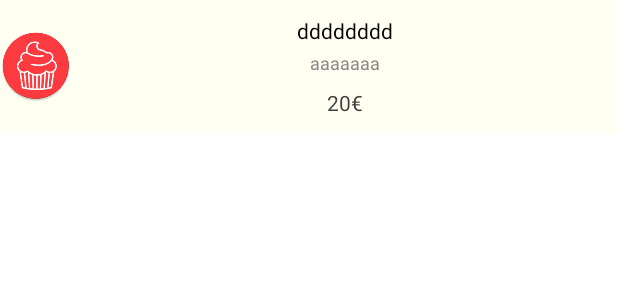
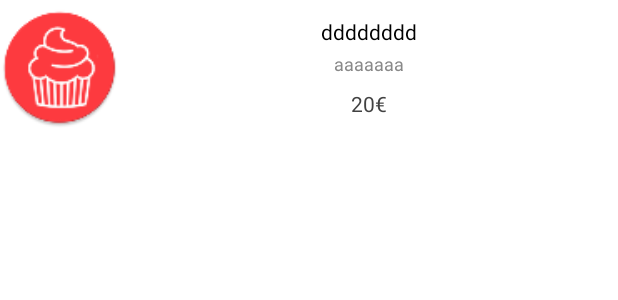
Before and after one commit to SergioCuevas/BakeryTPV-Android, an Android app: the layout card_productos.xml on its own in the app's theme, with its tools: preview values and no code run, on a phone screen of 412 x 824 dp. Shown: the top 300 px of the screen. Run offline under Robolectric (Android 15) with nearby library versions, the phone set to English and light mode, and no system bars.

Commit message:
#12 Finalizado

```diff
--- a/app/src/main/java/com/bakery/dam/androidtpv/controller/activities/FragmentProductos.java
+++ b/app/src/main/java/com/bakery/dam/androidtpv/controller/activities/FragmentProductos.java
@@ -19,6 +19,7 @@ import android.view.inputmethod.InputMethodManager;
 import android.widget.AdapterView;
 import android.widget.BaseAdapter;
 import android.widget.EditText;
+import android.widget.GridView;
 import android.widget.ImageButton;
 import android.widget.ImageView;
 import android.widget.ListView;
@@ -248,8 +249,12 @@ public class FragmentProductos extends Fragment implements ProductCallback, Offe
                 holder.tvDescription.setText(description);
                 holder.tvPrice.setText(price);
 
+
                 byte[] imageAsBytes  = Base64.decode(Image, Base64.DEFAULT);
                 holder.ivImage.setImageBitmap(BitmapFactory.decodeByteArray(imageAsBytes, 0, imageAsBytes.length));
+                holder.ivImage.setMaxWidth(80);
+                holder.ivImage.setMaxWidth(80);
+
             } else {
                 Oferta oferta = (Oferta) products.get(position);
                 String nombre = oferta.getNombre() + "";
--- a/app/src/main/java/com/bakery/dam/androidtpv/controller/activities/main/ProductListActivity.java
+++ b/app/src/main/java/com/bakery/dam/androidtpv/controller/activities/main/ProductListActivity.java
@@ -195,6 +195,8 @@ public class ProductListActivity extends AppCompatActivity implements ProductCal
 
                     byte[] imageAsBytes  = Base64.decode(Image, Base64.DEFAULT);
                     holder.ivImage.setImageBitmap(BitmapFactory.decodeByteArray(imageAsBytes, 0, imageAsBytes.length));
+                    holder.ivImage.setMaxWidth(80);
+                    holder.ivImage.setMaxWidth(80);
                 } else {
                     Oferta oferta = (Oferta) products.get(position);
                     String nombre = oferta.getNombre() + "";
--- a/app/src/main/res/layout/card_productos.xml
+++ b/app/src/main/res/layout/card_productos.xml
@@ -9,7 +9,7 @@
     android:layout_marginLeft="5dp"
     android:layout_marginRight="5dp"
     android:layout_marginTop="5dp"
-    android:background="@color/redMenu"
+    android:background="@android:color/transparent"
     android:orientation="horizontal"
     android:paddingBottom="5dp"
     android:paddingTop="5dp"
@@ -19,8 +19,8 @@
 
     <ImageView
         android:id="@+id/imageView3"
-        android:layout_width="wrap_content"
-        android:layout_height="wrap_content"
+        android:layout_width="80dp"
+        android:layout_height="80dp"
         android:layout_gravity="center"
         card_view:srcCompat="@mipmap/ic_launcher" />
 
--- a/app/src/main/res/layout/item_product_list.xml
+++ b/app/src/main/res/layout/item_product_list.xml
@@ -21,8 +21,8 @@
 
     <ImageView
         android:id="@+id/imagenProducto"
-        android:layout_width="wrap_content"
-        android:layout_height="wrap_content"
+        android:layout_width="80dp"
+        android:layout_height="80dp"
         android:layout_gravity="center_vertical"
         android:layout_marginLeft="30dp"
         android:padding="0dp"
```
